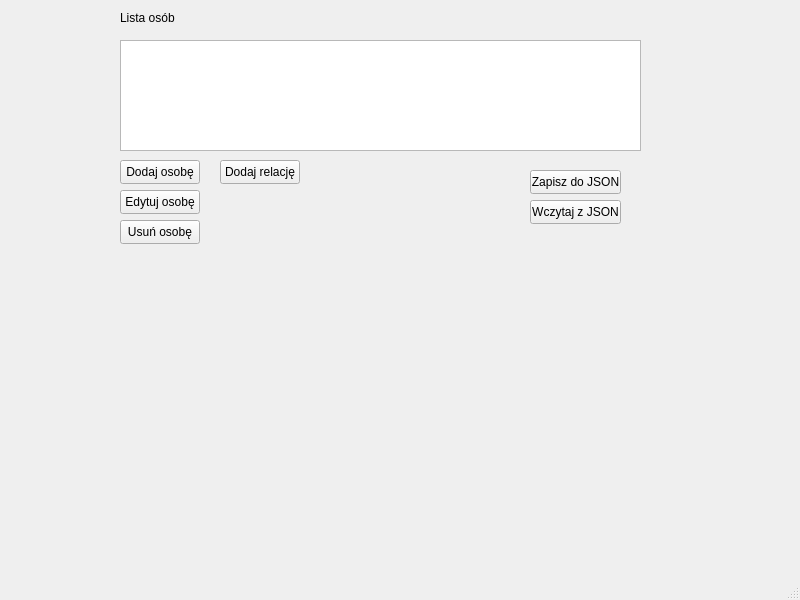
This is GenealogyApp/mainwindow.ui in frawojej/GenealogyApp as Qt 5 draws it before an edit. The edited form follows.
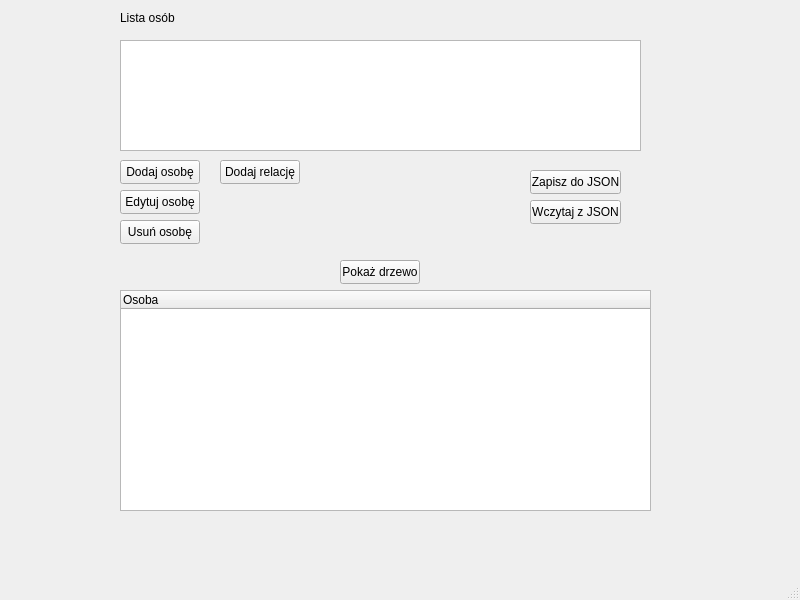
This is the edited form.

Commit message:
feat: simple text tree
working simple tree

Patch:
```diff
--- a/GenealogyApp/mainwindow.ui
+++ b/GenealogyApp/mainwindow.ui
@@ -115,6 +115,34 @@
      <string>Dodaj relację</string>
     </property>
    </widget>
+   <widget class="QTreeWidget" name="treeWidget">
+    <property name="geometry">
+     <rect>
+      <x>120</x>
+      <y>290</y>
+      <width>531</width>
+      <height>221</height>
+     </rect>
+    </property>
+    <column>
+     <property name="text">
+      <string>Osoba</string>
+     </property>
+    </column>
+   </widget>
+   <widget class="QPushButton" name="showTreeButton">
+    <property name="geometry">
+     <rect>
+      <x>340</x>
+      <y>260</y>
+      <width>80</width>
+      <height>24</height>
+     </rect>
+    </property>
+    <property name="text">
+     <string>Pokaż drzewo</string>
+    </property>
+   </widget>
   </widget>
   <widget class="QMenuBar" name="menubar">
    <property name="geometry">
```
The commit also changes 2 other files.
